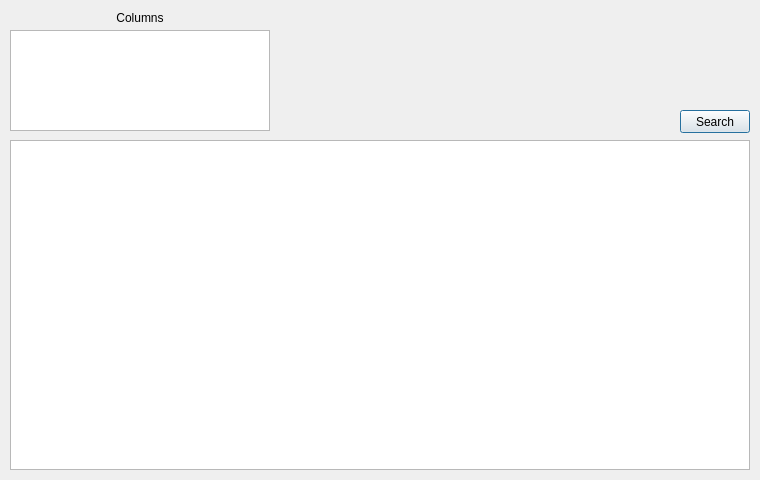
The window that QT Projects/frmreport.ui (Annovae/PKMDS-G5) describes before a commit, drawn with Qt 5.
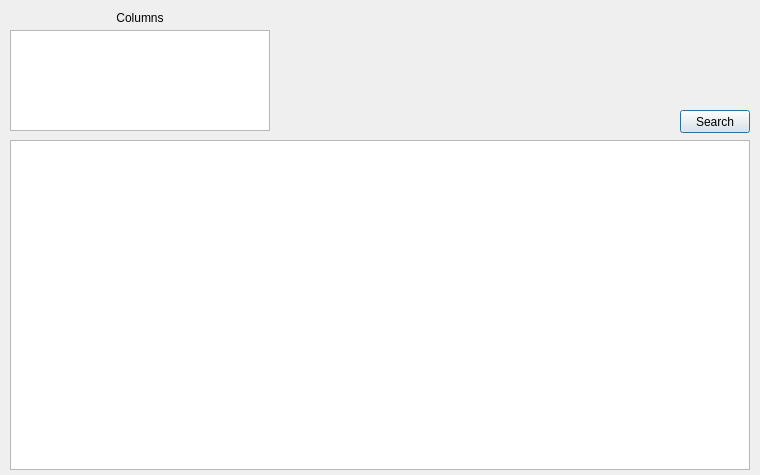
The same window after the commit.

Patch:
```diff
--- a/QT Projects/frmreport.ui
+++ b/QT Projects/frmreport.ui
@@ -7,7 +7,7 @@
     <x>0</x>
     <y>0</y>
     <width>760</width>
-    <height>480</height>
+    <height>475</height>
    </rect>
   </property>
   <property name="windowTitle">
```
